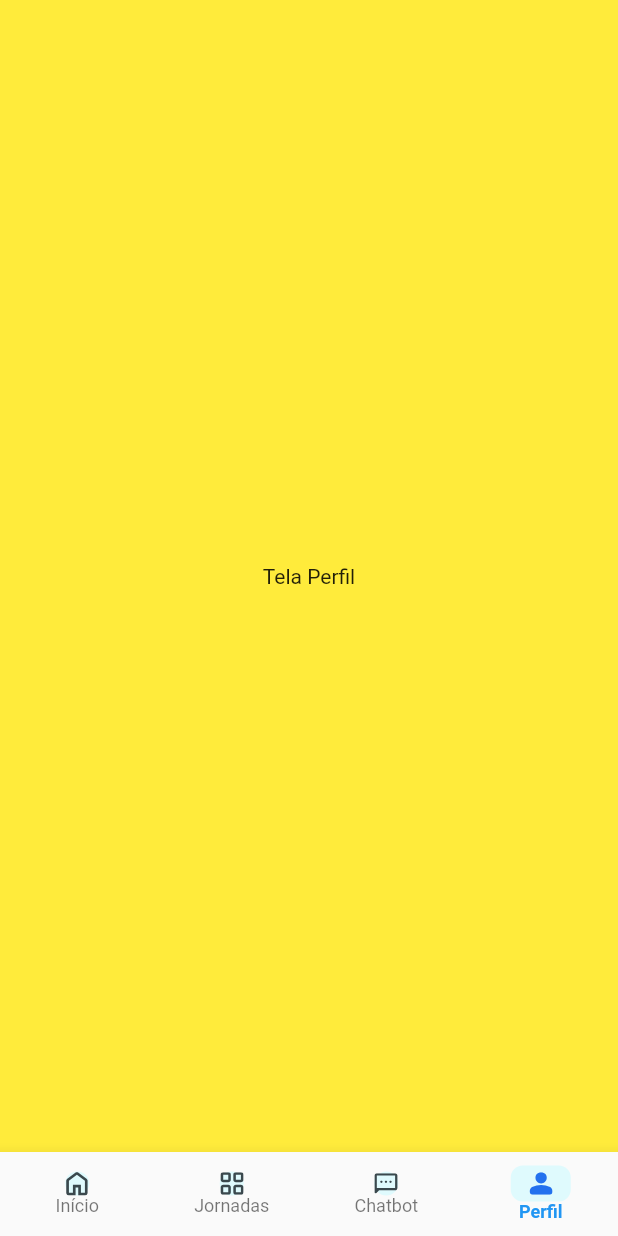
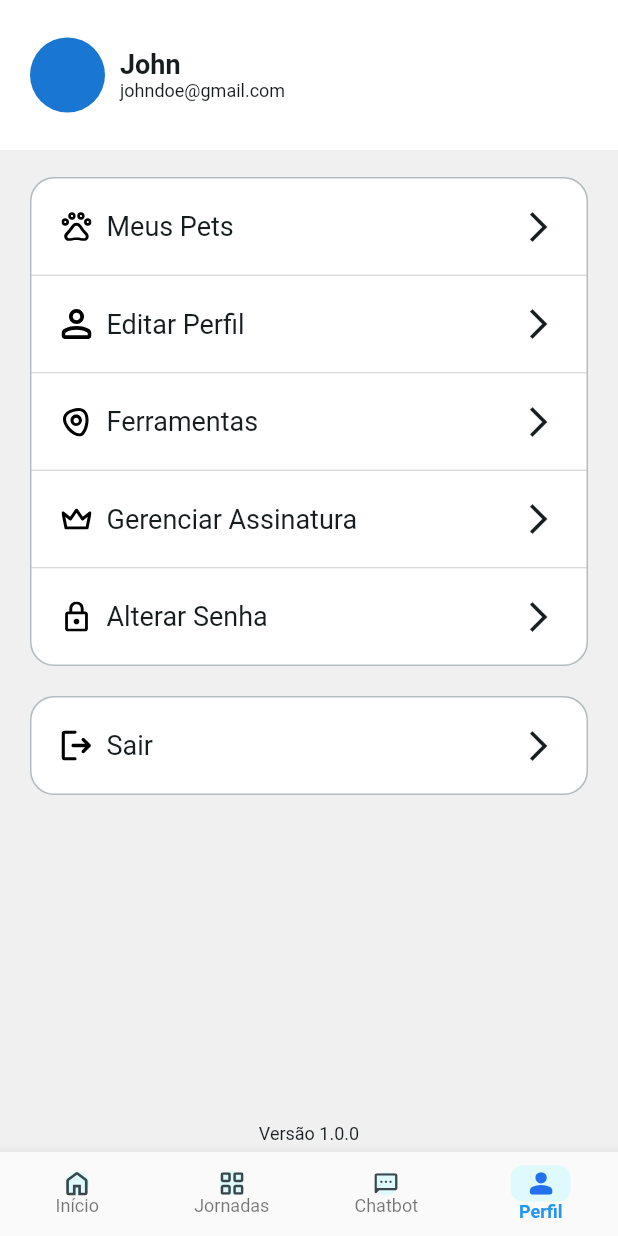
Before and after one commit to elysonsarmento/budz_teste, a Flutter app: the screen it shows after launch, item 4 of the bottom bar chosen, on a phone screen of 412 x 824 dp. Run offline on Flutter 3.47's test engine with Material 2 defaults, Android fonts, the phone set to English and light mode, and no system bars; our stand-ins replace bloc, flutter_bloc, flutter_svg, package_info_plus.

Commit message:
feat: :lipstick: adding a profile screen

```diff
--- a/lib/bottom_menu.dart
+++ b/lib/bottom_menu.dart
@@ -3,6 +3,7 @@ import 'package:flutter_bloc/flutter_bloc.dart';
 import 'package:flutter_svg/svg.dart';
 
 import 'module/profile/bloc/profive_bloc.dart';
+import 'module/profile/view/profile.view.dart';
 import 'widgets/icons/icons_string.dart';
 
 class BottomWidget extends StatefulWidget {
@@ -34,12 +35,7 @@ class _BottomWidgetState extends State<BottomWidget> {
         child: Text('Tela chat'),
       ),
     ),
-    Container(
-      color: Colors.yellow,
-      child: const Center(
-        child: Text('Tela Perfil'),
-      ),
-    ),
+    ProfileView()
   ];
 
   @override
--- a/lib/module/profile/bloc/profive_bloc.dart
+++ b/lib/module/profile/bloc/profive_bloc.dart
@@ -6,8 +6,11 @@ part 'profive_state.dart';
 
 class ProfiveBloc extends Bloc<ProfiveEvent, ProfiveState> {
   ProfiveBloc() : super(ProfiveInitial()) {
-    on<ProfiveEvent>((event, emit) {
-      // TODO: implement event handler
-    });
+    on<ProfiveEvent>((event, emit) {});
+  }
+
+  fetchUser() async {
+    await Future.delayed(Duration(seconds: 2));
+    emit(ProfiveInitial(name: "teste 4"));
   }
 }
--- a/lib/module/profile/bloc/profive_state.dart
+++ b/lib/module/profile/bloc/profive_state.dart
@@ -3,4 +3,7 @@ part of 'profive_bloc.dart';
 @immutable
 sealed class ProfiveState {}
 
-final class ProfiveInitial extends ProfiveState {}
+final class ProfiveInitial extends ProfiveState {
+  String? name;
+  ProfiveInitial({this.name}) : super();
+}
--- /dev/null
+++ b/lib/module/profile/view/page/sucess_profile_view.dart
@@ -0,0 +1,155 @@
+import 'package:flutter/material.dart';
+import 'package:package_info_plus/package_info_plus.dart';
+
+import '../../../../widgets/buttons/button_with_two_icons.dart';
+import '../../../../widgets/icons/icons_string.dart';
+import '../../bloc/profive_bloc.dart';
+
+class SucessProfileView extends StatelessWidget {
+  final ProfiveInitial state;
+  const SucessProfileView({
+    Key? key,
+    required this.state,
+  }) : super(key: key);
+
+  @override
+  Widget build(BuildContext context) {
+    return Scaffold(
+      backgroundColor: const Color(0xFFFFFFFF),
+      body: SafeArea(
+        child: Column(
+          children: [
+            Container(
+              padding: const EdgeInsets.symmetric(
+                horizontal: 20,
+              ),
+              constraints: const BoxConstraints.expand(height: 100),
+              color: const Color(0xFFFFFFFF),
+              child: const Row(
+                children: [
+                  CircleAvatar(
+                    radius: 25,
+                  ),
+                  SizedBox(
+                    width: 10,
+                  ),
+                  Column(
+                    mainAxisAlignment: MainAxisAlignment.center,
+                    crossAxisAlignment: CrossAxisAlignment.start,
+                    children: [
+                      Text(
+                        "John",
+                        style: TextStyle(
+                            fontWeight: FontWeight.w700,
+                            fontSize: 18,
+                            color: Color(0xFF171D1F)),
+                      ),
+                      Text(
+                        "johndoe@gmail.com",
+                        style: TextStyle(
+                            fontWeight: FontWeight.w400,
+                            fontSize: 12,
+                            color: Color(0xFF171D1F)),
+                      ),
+                    ],
+                  )
+                ],
+              ),
+            ),
+            Expanded(
+              child: Container(
+                padding: const EdgeInsets.only(
+                    top: 18.0, left: 20, right: 20, bottom: 5),
+                color: const Color(0xFFF0F0F0),
+                child: Column(
+                  mainAxisAlignment: MainAxisAlignment.spaceBetween,
+                  children: [
+                    Column(
+                      children: [
+                        Container(
+                          decoration: BoxDecoration(
+                            borderRadius: BorderRadius.circular(16),
+                            border: Border.all(
+                              color: const Color(0xFFB3BBBF),
+                              width: 1,
+                            ),
+                          ),
+                          child: ClipRRect(
+                            borderRadius: BorderRadius.circular(16),
+                            child: Column(children: [
+                              ButtonWithTwoIcons(
+                                  name: "Meus Pets", stringLeftIcon: petIcon),
+                              const Divider(
+                                height: 1,
+                              ),
+                              const ButtonWithTwoIcons(
+                                  name: "Editar Perfil",
+                                  stringLeftIcon: personNotSelectedIcon),
+                              const Divider(
+                                height: 1,
+                              ),
+                              ButtonWithTwoIcons(
+                                  name: "Ferramentas",
+                                  stringLeftIcon: clickerIcon),
+                              const Divider(
+                                height: 1,
+                              ),
+                              ButtonWithTwoIcons(
+                                  name: "Gerenciar Assinatura",
+                                  stringLeftIcon: premiumIcon),
+                              const Divider(
+                                height: 1,
+                              ),
+                              ButtonWithTwoIcons(
+                                  name: "Alterar Senha",
+                                  stringLeftIcon: lockIcon),
+                            ]),
+                          ),
+                        ),
+                        const SizedBox(
+                          height: 20,
+                        ),
+                        Container(
+                          decoration: BoxDecoration(
+                            borderRadius: BorderRadius.circular(16),
+                            border: Border.all(
+                              color: const Color(0xFFB3BBBF),
+                              width: 1,
+                            ),
+                          ),
+                          child: ClipRRect(
+                            borderRadius: BorderRadius.circular(16),
+                            child: Column(children: [
+                              ButtonWithTwoIcons(
+                                  name: "Sair", stringLeftIcon: logoutIcon),
+                            ]),
+                          ),
+                        ),
+                      ],
+                    ),
+                    FutureBuilder(
+                        future: PackageInfo.fromPlatform(),
+                        builder: (BuildContext context,
+                            AsyncSnapshot<PackageInfo> snapshot) {
+                          if (snapshot.hasData) {
+                            return Text(
+                              "Versão ${snapshot.data!.version}",
+                              style: const TextStyle(
+                                  fontWeight: FontWeight.w400,
+                                  fontSize: 12,
+                                  color: Color(0xFF171D1F)),
+                            );
+                          } else {
+                            return Container();
+                          }
+                        })
+                  ],
+                ),
+              ),
+            )
+          ],
+        ),
+      ),
+    );
+  }
+}
--- a/lib/module/profile/view/profile.view.dart
+++ b/lib/module/profile/view/profile.view.dart
@@ -0,0 +1,37 @@
+import 'package:flutter/material.dart';
+import 'package:flutter_bloc/flutter_bloc.dart';
+
+import '../bloc/profive_bloc.dart';
+import 'page/sucess_profile_view.dart';
+
+class ProfileView extends StatelessWidget {
+  const ProfileView({super.key});
+
+  @override
+  Widget build(BuildContext context) {
+    return BlocBuilder<ProfiveBloc, ProfiveState>(
+      builder: (context, state) {
+        switch (state.runtimeType) {
+          case ProfiveInitial:
+            state as ProfiveInitial;
+            return SucessProfileView(
+              state: state,
+            );
+          default:
+            return Container(
+              color: Colors.yellow,
+              child: const Center(
+                child: Text(
+                  "Erro",
+                  style: TextStyle(
+                    fontSize: 30,
+                    fontWeight: FontWeight.bold,
+                  ),
+                ),
+              ),
+            );
+        }
+      },
+    );
+  }
+}
--- /dev/null
+++ b/lib/widgets/buttons/button_with_two_icons.dart
@@ -0,0 +1,51 @@
+import 'package:flutter/material.dart';
+import 'package:flutter_svg/svg.dart';
+
+class ButtonWithTwoIcons extends StatelessWidget {
+  final String name;
+  final String stringLeftIcon;
+  const ButtonWithTwoIcons(
+      {super.key, required this.name, required this.stringLeftIcon});
+
+  @override
+  Widget build(BuildContext context) {
+    return Container(
+      padding: const EdgeInsets.symmetric(
+        horizontal: 20,
+        vertical: 20,
+      ),
+      color: const Color(0xFFFFFFFF),
+      child: Row(
+        mainAxisAlignment: MainAxisAlignment.spaceBetween,
+        children: [
+          Container(
+            height: 20,
+            width: 20,
+            child: SvgPicture.asset(
+              stringLeftIcon,
+              width: 20,
+              height: 20,
+              color: Colors.black,
+            ),
+          ),
+          const SizedBox(
+            width: 10,
+          ),
+          Expanded(
+            child: Text(
+              name,
+              style: const TextStyle(
+                  fontWeight: FontWeight.w400,
+                  fontSize: 18,
+                  color: Color(0xFF171D1F)),
+            ),
+          ),
+          const Icon(
+            Icons.arrow_forward_ios,
+            color: Color(0xFF171D1F),
+          )
+        ],
+      ),
+    );
+  }
+}
--- a/lib/widgets/icons/icons_string.dart
+++ b/lib/widgets/icons/icons_string.dart
@@ -1,4 +1,10 @@
 const String homeIcon = 'assets/icon/home.svg';
 const String smsIcon = 'assets/icon/sms.svg';
 const String personIcon = 'assets/icon/person.svg';
+const String personNotSelectedIcon = 'assets/icon/personNotSelected.svg';
 const String gridIcon = 'assets/icon/grid_view.svg';
+String clickerIcon = 'assets/icon/clicker.svg';
+String lockIcon = 'assets/icon/lock.svg';
+String logoutIcon = 'assets/icon/logout.svg';
+String petIcon = 'assets/icon/pet.svg';
+String premiumIcon = 'assets/icon/premium.svg';
```
Also changed, not shown: pubspec.yaml (+7 -0 lines), assets/icon/clicker.svg (added), assets/icon/lock.svg (added), assets/icon/logout.svg (added), assets/icon/personNotSelected.svg (added), assets/icon/pet.svg (added), assets/icon/premium.svg (added), pubspec.lock.
